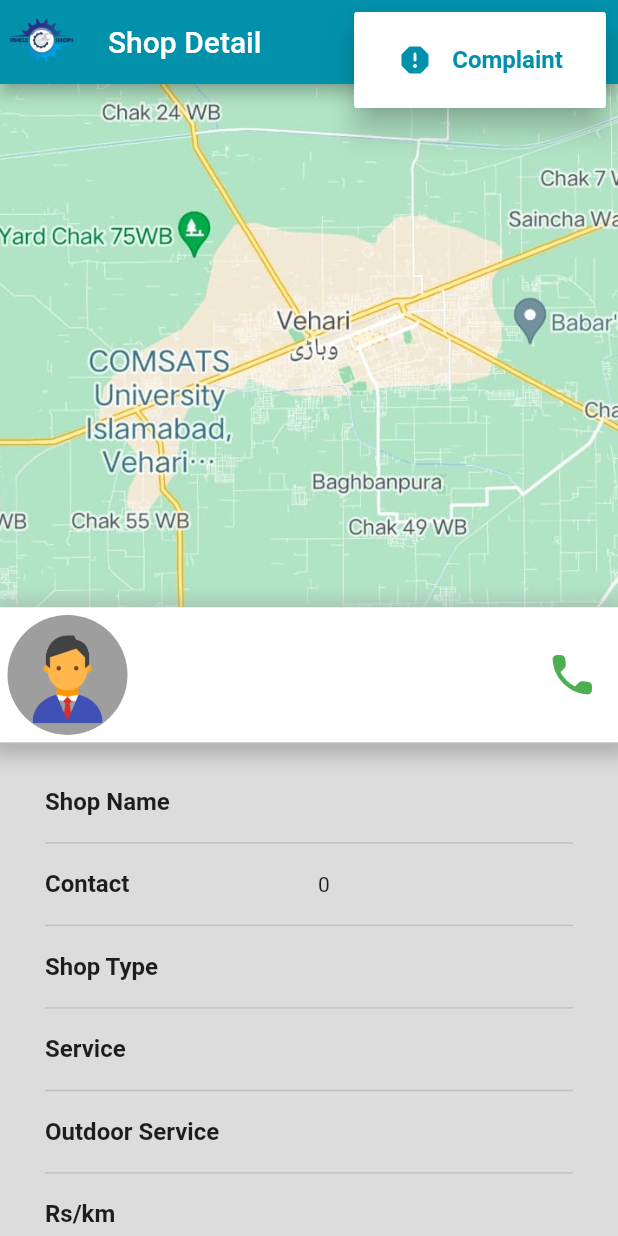
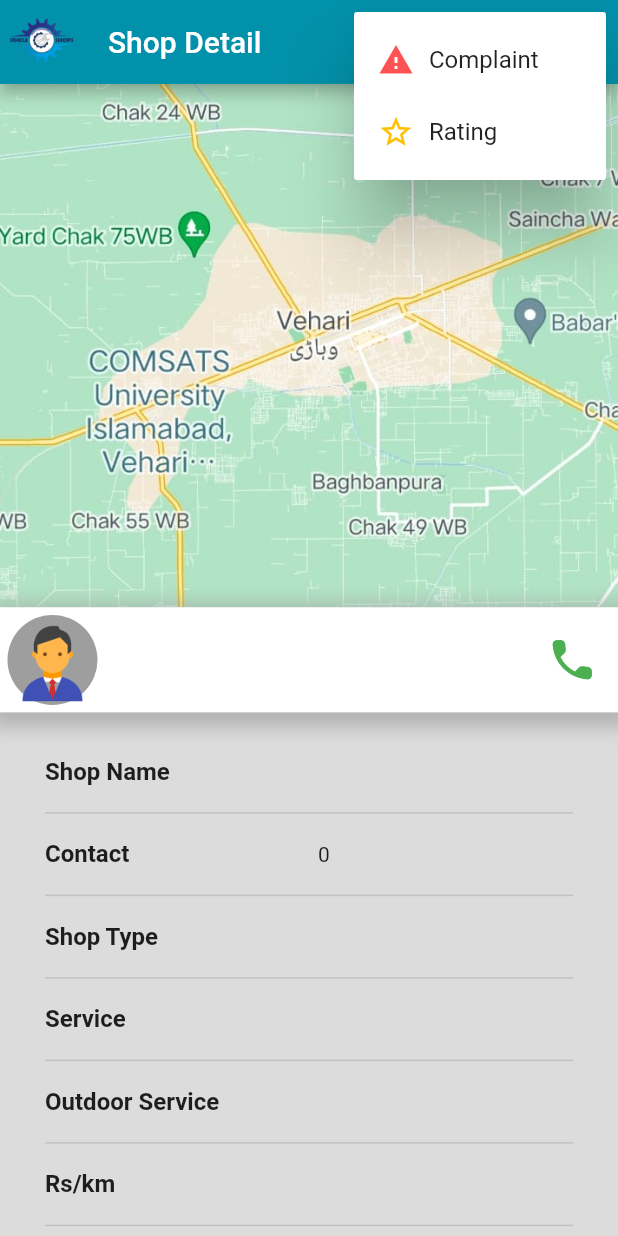
Before and after one commit to javedmughal-058/vehicle_management_app_in_flutter_with_firebase, a Flutter app: the detail_screen screen opened directly with empty values, after a tap on the "more vert" icon, on a phone screen of 412 x 824 dp. Run offline on Flutter 3.47's test engine with Material 2 defaults, Android fonts, the phone set to English and light mode, and no system bars; our stand-ins replace animated_text_kit, carousel_slider, cloud_firestore, cool_alert, curved_navigation_bar, easy_search_bar and 7 more; missing offline and left inert: advance_notification, excel, flutter_phone_direct_caller, google_maps_place_picker; accounts and stored records are empty; Roboto replaces fonts that are missing (Abel, Arial).

Commit message:
Update detail_screen.dart

```diff
--- a/lib/Screens/detail_screen.dart
+++ b/lib/Screens/detail_screen.dart
@@ -4,6 +4,7 @@ import 'package:firebase_database/firebase_database.dart';
 import 'package:flutter/cupertino.dart';
 import 'package:flutter/material.dart';
 import 'package:flutter_phone_direct_caller/flutter_phone_direct_caller.dart';
+import 'package:flutter_rating_bar/flutter_rating_bar.dart';
 import 'package:google_fonts/google_fonts.dart';
 
 class detail_screen extends StatefulWidget {
@@ -49,12 +50,8 @@ class _detail_screenState extends State<detail_screen> {
 
   void initState() {
     super.initState();
-    getData();
   }
 
-  getData() async {
-    //print(singlerecord);
-  }
   submitcomplaint() async {
     DocumentReference dc =
         FirebaseFirestore.instance.collection("complaints").doc(shopkey);
@@ -99,33 +96,47 @@ class _detail_screenState extends State<detail_screen> {
           leading: Image.asset("images/app_icon.png"),
           actions: [
             PopupMenuButton(
-              icon: const Icon(
-                  Icons.more_vert), //don't specify icon if you want 3 dot menu
-              color: Colors.white,
+              //  color: Colors.yellowAccent,
+              elevation: 20,
+
               itemBuilder: (context) => [
-                PopupMenuItem<int>(
-                  value: 0,
+                PopupMenuItem(
                   child: Row(
-                    mainAxisAlignment: MainAxisAlignment.spaceEvenly,
+                    mainAxisAlignment: MainAxisAlignment.start,
                     // ignore: prefer_const_literals_to_create_immutables
                     children: [
-                      const Icon(
-                        Icons.report_rounded,
-                        color: Color.fromARGB(255, 2, 145, 170),
+                      Icon(
+                        Icons.report_problem,
+                        color: Colors.redAccent,
                       ),
-                      const Text(
-                        "Complaint",
-                        style: TextStyle(
-                            color: Color.fromARGB(255, 2, 145, 170),
-                            fontWeight: FontWeight.bold,
-                            fontFamily: "Arial"),
+                      SizedBox(
+                        width: 10,
+                      ),
+                      Text("Complaint"),
+                    ],
+                  ),
+                  value: 1,
+                ),
+                PopupMenuItem(
+                  child: Row(
+                    mainAxisAlignment: MainAxisAlignment.start,
+                    children: [
+                      Icon(
+                        Icons.star_border_outlined,
+                        color: Colors.amber,
+                      ),
+                      SizedBox(
+                        width: 10,
+                      ),
+                      Text("Rating"),
+                    ],
+                  ),
+                  value: 2,
                 ),
               ],
-                  ),
-                ),
-              ],
-              onSelected: (item) {
-                showDialog(
+              onSelected: (value) {
+                value == 1
+                    ? showDialog(
                         context: context,
                         builder: (BuildContext context) {
                           return AlertDialog(
@@ -243,6 +254,114 @@ class _detail_screenState extends State<detail_screen> {
                               ],
                             ),
                           );
+                        })
+                    : showDialog(
+                        context: context,
+                        builder: (BuildContext context) {
+                          return AlertDialog(
+                            content: Container(
+                              height: 200,
+                              child: Stack(
+                                overflow: Overflow.visible,
+                                children: <Widget>[
+                                  Positioned(
+                                    right: -40.0,
+                                    top: -40.0,
+                                    child: InkResponse(
+                                      onTap: () {
+                                        Navigator.of(context).pop();
+                                      },
+                                      child: const CircleAvatar(
+                                        child: Icon(Icons.close),
+                                        backgroundColor: Colors.red,
+                                      ),
+                                    ),
+                                  ),
+                                  Form(
+                                    key: _formKey,
+                                    child: Column(
+                                      mainAxisAlignment:
+                                          MainAxisAlignment.spaceEvenly,
+                                      children: <Widget>[
+                                        Text(
+                                          "Rate us",
+                                          style: TextStyle(
+                                              fontSize: 20,
+                                              fontWeight: FontWeight.bold),
+                                        ),
+                                        Padding(
+                                          padding: const EdgeInsets.all(10.0),
+                                          child: RatingBar.builder(
+                                            //glowColor: Colors.amber,
+                                            unratedColor: Colors.grey,
+                                            direction: Axis.horizontal,
+                                            itemCount: 5,
+                                            itemSize: 40.0,
+                                            itemPadding:
+                                                const EdgeInsets.symmetric(
+                                                    horizontal: 1.0),
+                                            itemBuilder: (context, _) =>
+                                                const Icon(
+                                              Icons.star,
+                                              color: Colors.amber,
+                                            ),
+                                            onRatingUpdate: (rating) {
+                                              rating = (rating +
+                                                      singlerecord[
+                                                          'Shop Rating']) /
+                                                  2;
+                                              int newrating = rating.ceil();
+                                              FirebaseFirestore.instance
+                                                  .collection("shops")
+                                                  .doc(shopkey)
+                                                  .update({
+                                                'Shop Rating': newrating,
+                                              }).then((_) {
+                                                print("successfully update!");
+                                              }).catchError((error) => print(
+                                                      'updation failed: $error'));
+
+                                              // ignore: avoid_print
+                                              print(rating);
+                                            },
+                                          ),
+                                        ),
+                                        const SizedBox(
+                                          height: 10,
+                                        ),
+                                        Padding(
+                                          padding: const EdgeInsets.all(8.0),
+                                          child: RaisedButton(
+                                            child: const Text("Submit"),
+                                            onPressed: () {
+                                              Navigator.of(context).pop();
+                                              const AdvanceSnackBar(
+                                                      message:
+                                                          "Successfully submit rating",
+                                                      duration:
+                                                          Duration(seconds: 2),
+                                                      child: Padding(
+                                                        padding:
+                                                            EdgeInsets.only(
+                                                                left: 2),
+                                                        child: Icon(
+                                                          Icons.all_inbox,
+                                                          color: Colors.red,
+                                                          size: 25,
+                                                        ),
+                                                      ),
+                                                      isIcon: true)
+                                                  .show(context);
+                                            },
+                                          ),
+                                        )
+                                      ],
+                                    ),
+                                  ),
+                                ],
+                              ),
+                            ),
+                          );
                         });
               },
             ),
@@ -270,7 +389,7 @@ class _detail_screenState extends State<detail_screen> {
                     children: [
                       CircleAvatar(
                         backgroundColor: Colors.grey,
-                        radius: 40.0,
+                        radius: 30.0,
                         child: Image.asset(
                           "images/admin.png",
                           height: 70,
@@ -279,9 +398,15 @@ class _detail_screenState extends State<detail_screen> {
                       const SizedBox(
                         width: 20,
                       ),
-                      Text(
+                      SizedBox(
+                        width: 200,
+                        child: Text(
                           '${singlerecord['Owner Name']}',
-                        style: GoogleFonts.merriweather(fontSize: 20),
+                          overflow: TextOverflow.ellipsis,
+                          softWrap: false,
+                          maxLines: 2,
+                          style: GoogleFonts.merriweather(fontSize: 16),
+                        ),
                       ),
                       const Spacer(),
                       IconButton(
@@ -477,12 +602,25 @@ class _detail_screenState extends State<detail_screen> {
                       const Spacer(),
                       SizedBox(
                         width: 170,
-                          child: Text(
-                            '${singlerecord['Shop Rating']}',
-                            softWrap: false,
-                            overflow: TextOverflow.ellipsis,
-                            maxLines: 1,
-                          ))
+                        child: RatingBar.builder(
+                          allowHalfRating: true,
+
+                          //glowColor: Colors.amber,
+                          unratedColor: Colors.amber,
+                          direction: Axis.horizontal,
+                          itemCount: singlerecord['Shop Rating'],
+                          itemSize: 18.0,
+                          itemPadding:
+                              const EdgeInsets.symmetric(horizontal: 1.0),
+                          itemBuilder: (context, _) => const Icon(
+                            Icons.star,
+                            color: Colors.amber,
+                          ),
+                          onRatingUpdate: (rating) {
+                            print(rating);
+                          },
+                        ),
+                      )
                     ],
                   ),
                   const SizedBox(
@@ -515,186 +653,6 @@ class _detail_screenState extends State<detail_screen> {
                   const Divider(
                     thickness: 1,
                   ),
-                  Row(
-                    mainAxisAlignment: MainAxisAlignment.end,
-                    children: [
-                      TextButton(
-                        onPressed: () {
-                          print(shopkey);
-                          showDialog(
-                              context: context,
-                              builder: (BuildContext context) {
-                                return AlertDialog(
-                                  content: Stack(
-                                    overflow: Overflow.visible,
-                                    children: <Widget>[
-                                      Positioned(
-                                        right: -40.0,
-                                        top: -40.0,
-                                        child: InkResponse(
-                                          onTap: () {
-                                            Navigator.of(context).pop();
-                                          },
-                                          child: const CircleAvatar(
-                                            child: Icon(Icons.close),
-                                            backgroundColor: Colors.red,
-                                          ),
-                                        ),
-                                      ),
-                                      Form(
-                                        key: _formKey,
-                                        child: Column(
-                                          mainAxisSize: MainAxisSize.min,
-                                          children: <Widget>[
-                                            Padding(
-                                              padding:
-                                                  const EdgeInsets.all(8.0),
-                                              child: TextFormField(
-                                                controller: r_name,
-                                                decoration:
-                                                    const InputDecoration(
-                                                  labelText: 'Your Name',
-                                                  icon: Icon(Icons.person),
-                                                ),
-                                                validator: (value) {
-                                                  if (value!.isEmpty) {
-                                                    return 'Enter Name';
-                                                  }
-                                                  return null;
-                                                },
-                                                onChanged:
-                                                    (String repotername) {
-                                                  getreporterName(repotername);
-                                                },
-                                              ),
-                                            ),
-                                            Padding(
-                                              padding:
-                                                  const EdgeInsets.all(8.0),
-                                              child: TextFormField(
-                                                controller: r_contact,
-                                                decoration:
-                                                    const InputDecoration(
-                                                  labelText: 'Contact',
-                                                  icon: Icon(Icons.phone),
-                                                ),
-                                                validator: (value) {
-                                                  if (value!.isEmpty) {
-                                                    return 'Enter Contact';
-                                                  }
-                                                  return null;
-                                                },
-                                                onChanged:
-                                                    (String reportercontact) {
-                                                  getreporterContact(
-                                                      reportercontact);
-                                                },
-                                              ),
-                                            ),
-                                            Padding(
-                                              padding:
-                                                  const EdgeInsets.all(8.0),
-                                              child: TextFormField(
-                                                controller: r_complaint,
-                                                decoration:
-                                                    const InputDecoration(
-                                                  labelText: 'Enter Message',
-                                                  icon: Icon(
-                                                      Icons.message_outlined),
-                                                ),
-                                                validator: (value) {
-                                                  if (value!.isEmpty) {
-                                                    return value.length < 100
-                                                        ? 'complaint\'s message must \n minimum 50 characters'
-                                                        : null;
-                                                  }
-                                                },
-                                                onChanged:
-                                                    (String complaintdetail) {
-                                                  getcomplaint(complaintdetail);
-                                                },
-                                              ),
-                                            ),
-                                            const SizedBox(
-                                              height: 10,
-                                            ),
-                                            Padding(
-                                              padding:
-                                                  const EdgeInsets.all(8.0),
-                                              child: Row(
-                                                children: [
-                                                  RaisedButton(
-                                                      child:
-                                                          const Text("Cancel"),
-                                                      onPressed: () {
-                                                        Navigator.of(context)
-                                                            .pop();
-                                                      }),
-                                                  const Spacer(),
-                                                  RaisedButton(
-                                                    child: const Text("Submit"),
-                                                    onPressed: () {
-                                                      if (_formKey.currentState!
-                                                          .validate()) {
-                                                        //print(singlerecord.keys);
-                                                        submitcomplaint();
-                                                        r_name.clear();
-                                                        r_contact.clear();
-                                                        r_complaint.clear();
-                                                      }
-                                                    },
-                                                  ),
-                                                ],
-                                              ),
-                                            )
-                                          ],
-                                        ),
-                                      ),
-                                    ],
-                                  ),
-                                );
-                              });
-                        },
-                        child: Container(
-                          padding: const EdgeInsets.fromLTRB(5, 5, 5, 5),
-                          height: 100,
-                          width: 80,
-                          decoration: BoxDecoration(
-                              borderRadius: BorderRadius.circular(15),
-                              boxShadow: [
-                                BoxShadow(
-                                  color: Colors.grey.withOpacity(0.5),
-                                  spreadRadius: 5,
-                                  blurRadius: 7,
-                                  offset: const Offset(
-                                      0, 3), // changes position of shadow
-                                ),
-                              ],
-                              color: Colors.white30),
-                          child: Column(
-                            children: [
-                              Image.asset(
-                                "images/feedback.png",
-                                height: 60,
-                                width: 60,
-                              ),
-                              const SizedBox(
-                                height: 10,
-                              ),
-                              const Text(
-                                'Complaint',
-                                textAlign: TextAlign.center,
-                                style: const TextStyle(
-                                  color: Colors.black,
-                                  fontSize: 12,
-                                ),
-                              ),
-                            ],
-                          ),
-                        ),
-                      ),
-                    ],
-                  ),
                 ],
               ),
             )
```
Lines whose indentation alone changed are shown as unchanged.
